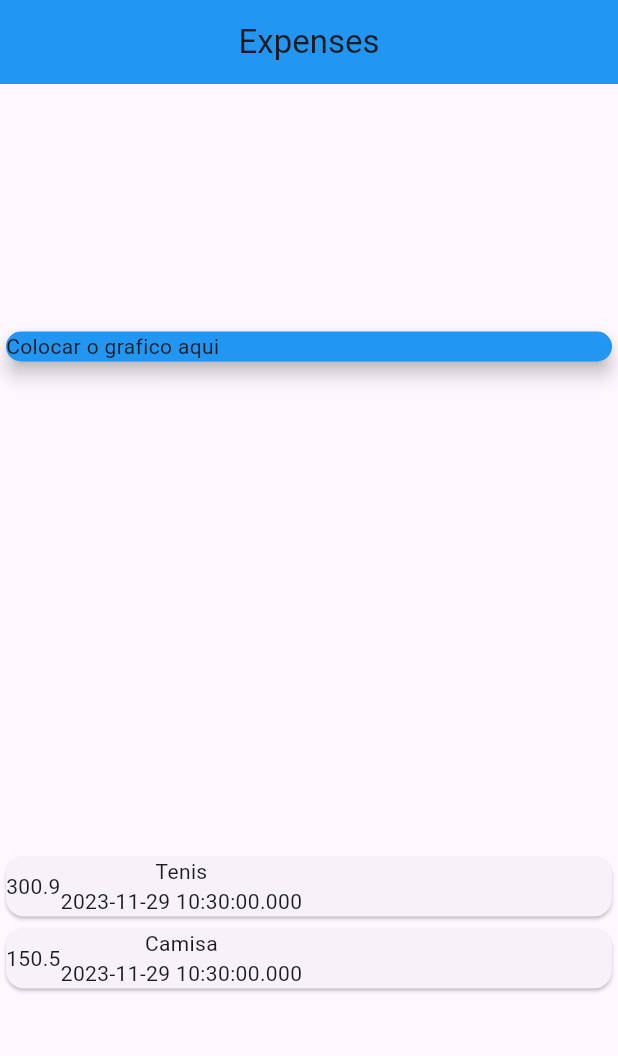
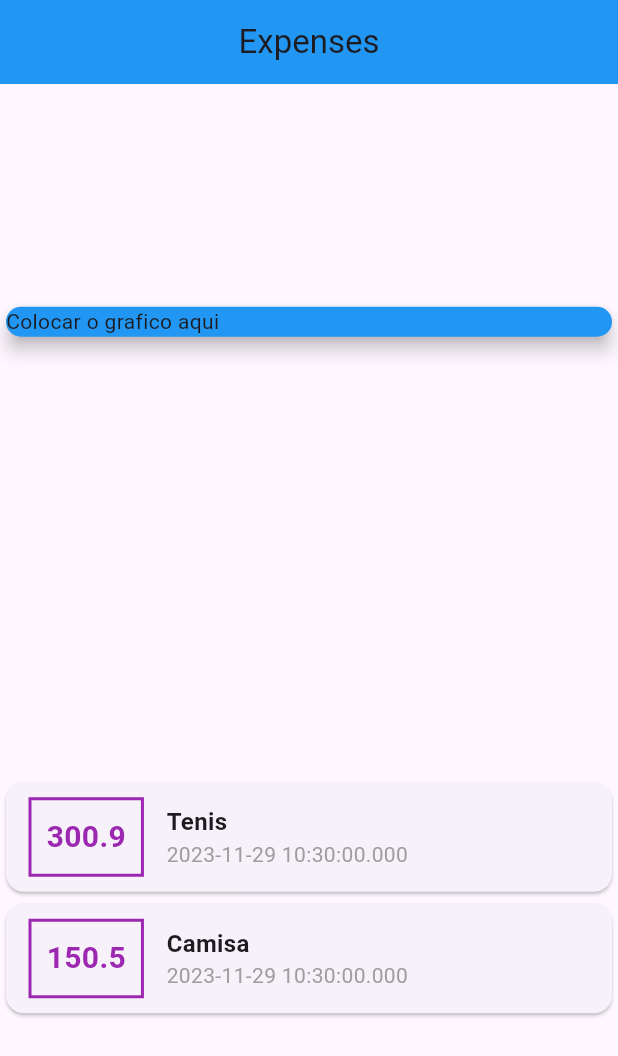
Before and after one commit to DanielMartinsSouza/finance_control, a Flutter app: the screen it shows after launch, on a phone screen of 412 x 824 dp. Shown: the top 1056 px of the screen. Run offline on Flutter 3.47's test engine with Material 3 defaults, Android fonts, the light colour scheme and no system bars.

Commit message:
Inicio da estilização dos componentes da lista

```diff
--- a/lib/main.dart
+++ b/lib/main.dart
@@ -57,12 +57,40 @@
                 child: Row(
                   children: <Widget>[
                     Container(
-                      child: Text(transactionMap.value.toString()),
+                      margin: EdgeInsets.symmetric(
+                        horizontal: 15,
+                        vertical: 10,
+                      ),
+                      decoration: BoxDecoration(
+                        border: Border.all(
+                          color: Colors.purple,
+                          width: 2,
+                        ),
+                      ),
+                      padding: EdgeInsets.all(10),
+                      child: Text(
+                        transactionMap.value.toString(),
+                        style: TextStyle(
+                          fontWeight: FontWeight.bold,
+                          fontSize: 20,
+                          color: Colors.purple,
+                        ),
+                      ),
                     ),
                     Column(
+                      crossAxisAlignment: CrossAxisAlignment.start,
                       children: <Widget>[
-                        Text(transactionMap.title),
-                        Text(transactionMap.date.toString())
+                        Text(
+                          transactionMap.title,
+                          style: TextStyle(
+                            fontSize: 16,
+                            fontWeight: FontWeight.bold,
+                          ),
+                        ),
+                        Text(
+                          transactionMap.date.toString(),
+                          style: TextStyle(color: Colors.grey),
+                        )
                       ],
                     ),
                   ],
```
Also changed, not shown: 2 other files.
